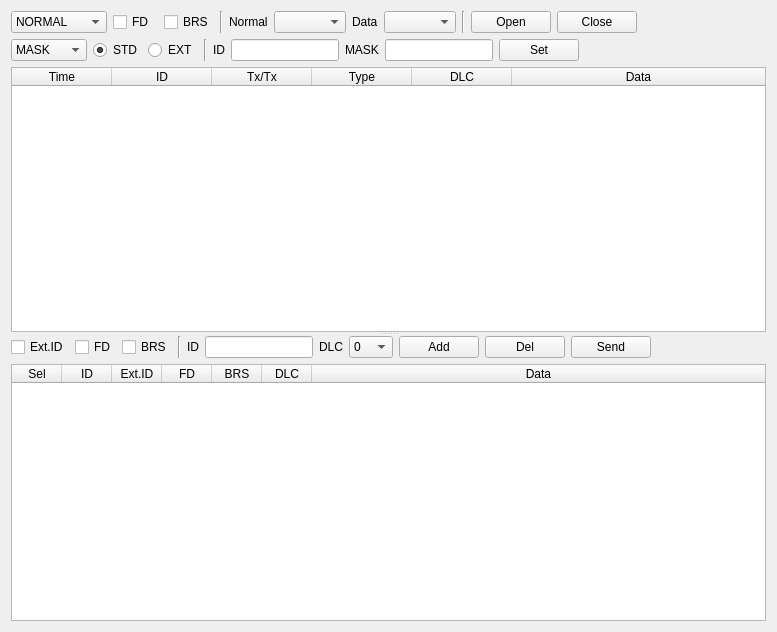
The window that software/fdcan-gui/ui/ui_can.ui (chcbaram/stm32g4-fdcan) describes before a commit, drawn with Qt 5.
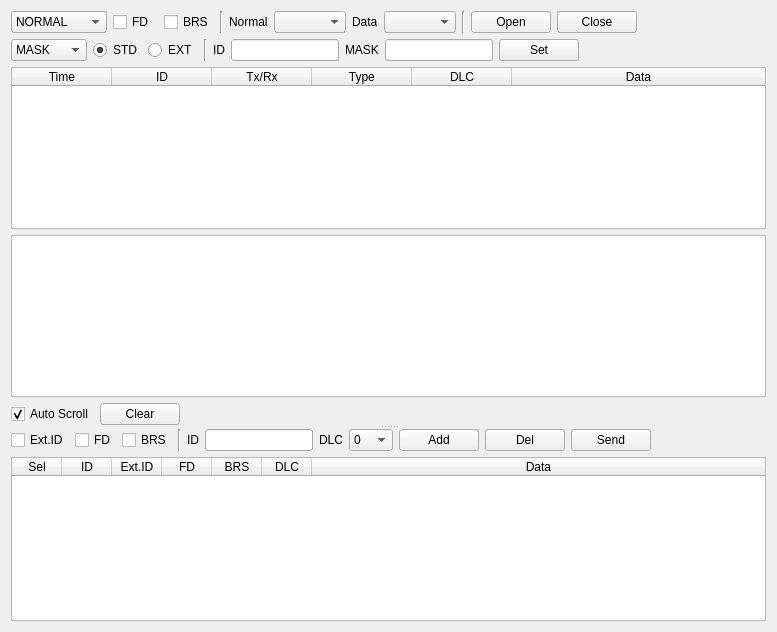
The same window after the commit.

Commit message: CAN TableView로 변경

```diff
--- a/software/fdcan-gui/ui/ui_can.ui
+++ b/software/fdcan-gui/ui/ui_can.ui
@@ -300,22 +300,22 @@
          </attribute>
          <column>
           <property name="text">
-           <string>Time</string>
+           <string>  Time  </string>
           </property>
          </column>
          <column>
           <property name="text">
-           <string>ID</string>
+           <string>     ID     </string>
           </property>
          </column>
          <column>
           <property name="text">
-           <string>Tx/Tx</string>
+           <string>Tx/Rx</string>
           </property>
          </column>
          <column>
           <property name="text">
-           <string>Type</string>
+           <string>    Type    </string>
           </property>
          </column>
          <column>
@@ -330,6 +330,46 @@
          </column>
         </widget>
        </item>
+       <item>
+        <widget class="QTableView" name="view_can_rx"/>
+       </item>
+       <item>
+        <layout class="QHBoxLayout" name="horizontalLayout_4">
+         <property name="topMargin">
+          <number>0</number>
+         </property>
+         <item>
+          <widget class="QCheckBox" name="check_autoscroll">
+           <property name="text">
+            <string>Auto Scroll</string>
+           </property>
+           <property name="checked">
+            <bool>true</bool>
+           </property>
+          </widget>
+         </item>
+         <item>
+          <widget class="QPushButton" name="btn_clear_rx_msg">
+           <property name="text">
+            <string>Clear</string>
+           </property>
+          </widget>
+         </item>
+         <item>
+          <spacer name="horizontalSpacer_4">
+           <property name="orientation">
+            <enum>Qt::Horizontal</enum>
+           </property>
+           <property name="sizeHint" stdset="0">
+            <size>
+             <width>40</width>
+             <height>20</height>
+            </size>
+           </property>
+          </spacer>
+         </item>
+        </layout>
+       </item>
       </layout>
      </widget>
      <widget class="QFrame" name="frame_2">
```
The commit also changes 9 other files.
